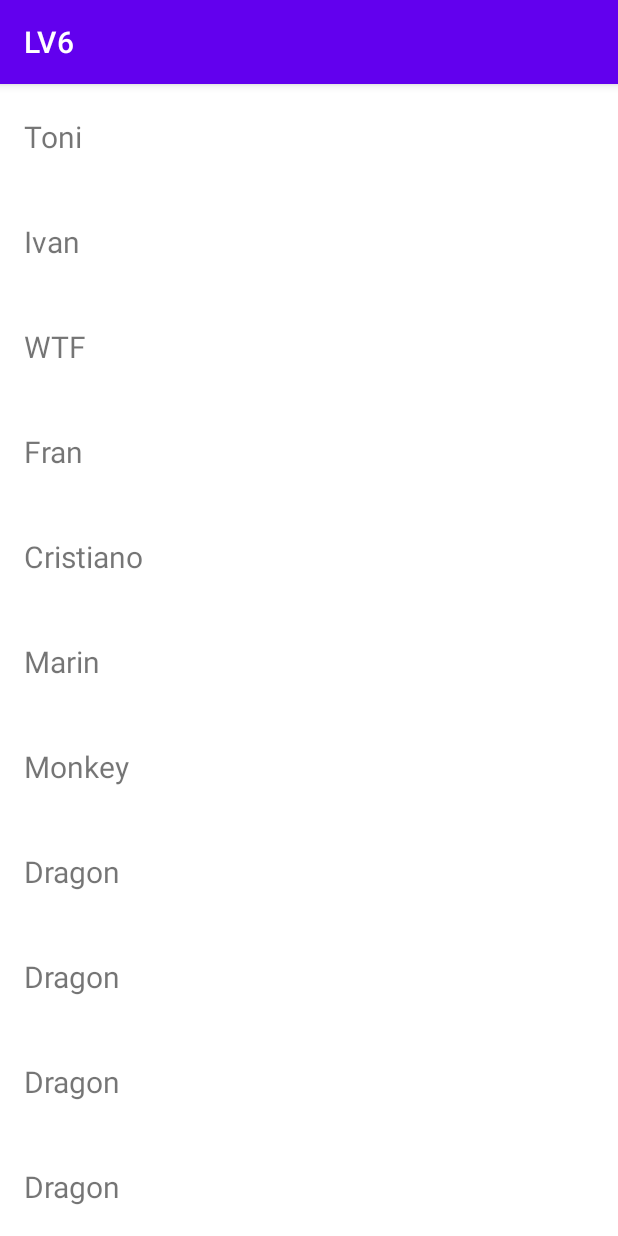
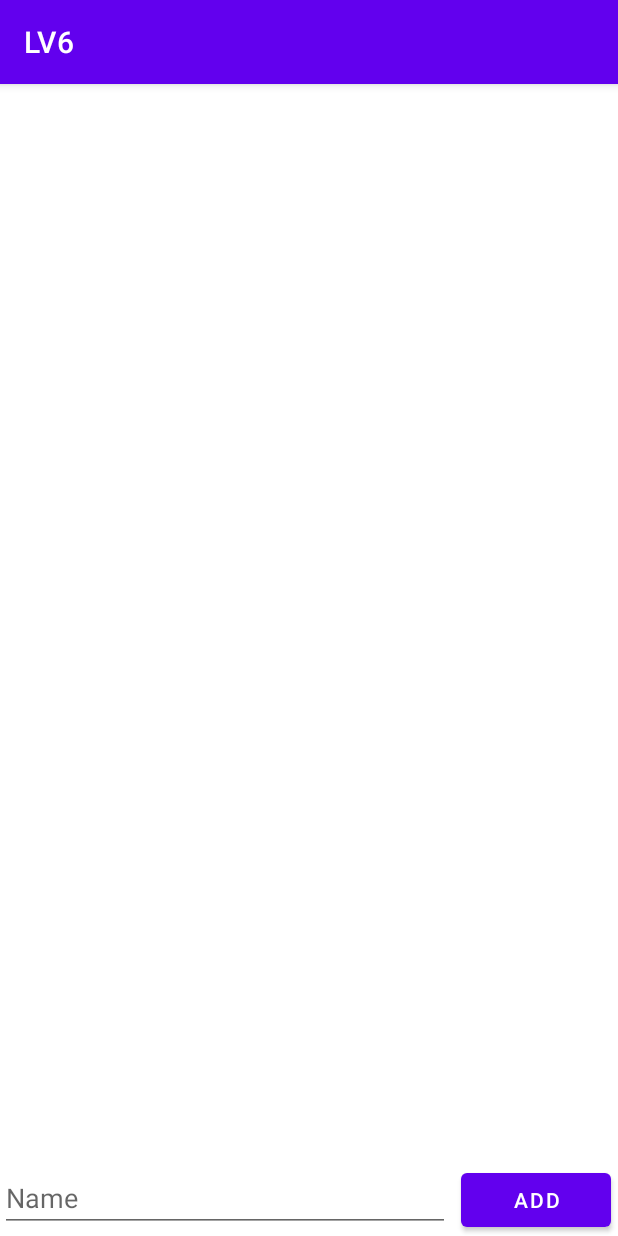
Before and after one commit to tonyprotocols/ORWMA_LV6, an Android app: the screen it shows after launch (MainActivity), on a phone screen of 412 x 824 dp. Run offline under Robolectric (Android 15) with nearby library versions, the phone set to English and light mode, and no system bars.

Commit message:
Homework done

```diff
--- a/app/src/main/java/karimovic/toni/lv6/CustomAdapter.java
+++ /dev/null
@@ -1,65 +0,0 @@
-package karimovic.toni.lv6;
-
-import android.util.Log;
-import android.view.LayoutInflater;
-import android.view.View;
-import android.view.ViewGroup;
-import android.widget.TextView;
-
-import androidx.annotation.NonNull;
-import androidx.recyclerview.widget.RecyclerView;
-
-import java.util.List;
-
-public class CustomAdapter extends RecyclerView.Adapter<CustomAdapter.NameViewHolder> {
-
-    private List<String> listStudent;
-    private NameClickListener nameClickListener;
-    public CustomAdapter(List<String> listStudent, NameClickListener nameClickListener) {
-        this.listStudent = listStudent;
-        this.nameClickListener = nameClickListener;
-    }
-
-    @NonNull
-    @Override
-    public NameViewHolder onCreateViewHolder(@NonNull ViewGroup parent, int viewType) {
-        View listItemVew = LayoutInflater.from(parent.getContext())
-                .inflate(R.layout.list_item, parent, false);
-
-        return new NameViewHolder(listItemVew, nameClickListener);
-    }
-
-    @Override
-    public void onBindViewHolder(@NonNull NameViewHolder holder, int position) {
-        Log.d("onBindViewHolder","Element" + position + "set.");
-
-        holder.setName(listStudent.get(position));
-    }
-
-    @Override
-    public int getItemCount() {
-        return listStudent.size();
-    }
-
-    public static class NameViewHolder extends RecyclerView.ViewHolder implements View.OnClickListener{
-        private final TextView tvList;
-        private NameClickListener nameClickListener;
-        public NameViewHolder(@NonNull View itemView, NameClickListener listener) {
-            super(itemView);
-            nameClickListener = listener;
-
-            tvList = (TextView) itemView.findViewById(R.id.tvList);
-
-            itemView.setOnClickListener(this);
-        }
-
-        public void setName(String name){
-            tvList.setText(name);
-        }
-
-        @Override
-        public void onClick(View v) {
-            nameClickListener.onNameClickListener(getAdapterPosition());
-        }
-    }
-}
--- a/app/src/main/java/karimovic/toni/lv6/MainActivity.java
+++ b/app/src/main/java/karimovic/toni/lv6/MainActivity.java
@@ -5,57 +5,59 @@ import androidx.recyclerview.widget.LinearLayoutManager;
 import androidx.recyclerview.widget.RecyclerView;
 
 import android.os.Bundle;
+import android.text.TextUtils;
 import android.util.Log;
+import android.view.View;
+import android.widget.Button;
+import android.widget.EditText;
+import android.widget.Toast;
 
 import java.util.ArrayList;
 import java.util.List;
 
-public class MainActivity extends AppCompatActivity implements NameClickListener{
-    private RecyclerView rvStudentList;
-    private List<String> listStudent;
+public class MainActivity extends AppCompatActivity implements RemoveClickListener, View.OnClickListener {
+    private RecyclerView recycler;
+    private RecyclerAdapter adapter;
+    private List<String> itemList;
+    private EditText etName;
+    private Button btnAdd;
 
     @Override
     protected void onCreate(Bundle savedInstanceState) {
         super.onCreate(savedInstanceState);
         setContentView(R.layout.activity_main);
-
-        fillListData();
-        setupRecyclerView();
-
-        CustomAdapter customAdapter = new CustomAdapter(listStudent, this);
-        rvStudentList.setAdapter(customAdapter);
+        this.etName=(EditText) findViewById(R.id.etName);
+        this.btnAdd=(Button) findViewById(R.id.btnAdd);
+        setUpRecyclerData();
+        setUpRecyclerView();
+        this.btnAdd.setOnClickListener(this);
     }
 
-    private void setupRecyclerView(){
-        rvStudentList = (RecyclerView) findViewById(R.id.rvStudentList);
-        rvStudentList.setLayoutManager(new LinearLayoutManager(this));
+    private void setUpRecyclerView(){
+        this.recycler=(RecyclerView) findViewById(R.id.rvList);
+        this.recycler.setLayoutManager( new LinearLayoutManager(this));
+        adapter=new RecyclerAdapter(this, itemList);
+        this.recycler.setAdapter(adapter);
+    }
 
-        /*
-        * TODO
-        *  Custom adapter
-        *  setAdapter
-        * */
-    }
-    private void  fillListData(){
-        listStudent = new ArrayList<>();
-        listStudent.add("Toni");
-        listStudent.add("Ivan");
-        listStudent.add("WTF");
-        listStudent.add("Fran");
-        listStudent.add("Cristiano");
-        listStudent.add("Marin");
-        listStudent.add("Monkey");
-        listStudent.add("Dragon");
-        listStudent.add("Dragon");
-        listStudent.add("Dragon");
-        listStudent.add("Dragon");
-        listStudent.add("Dragon");
-        listStudent.add("Dragon");
+    private void setUpRecyclerData(){
+        itemList=new ArrayList<>();
     }
 
     @Override
-    public void onNameClickListener(int position) {
-        Log.d("onNameClickListener","Element" + position + "remove.");
+    public void onRemoveClick(int position) {
+        adapter.removeCell(position);
+    }
 
+    @Override
+    public void onClick(View v) {
+        int position=itemList.size();
+        if(!TextUtils.isEmpty(etName.getText())) {
+            String name = etName.getText().toString();
+            adapter.addNewCell(name, position);
+        }
+        else {
+            Toast.makeText(this,"Insert NAME!!!", Toast.LENGTH_LONG).show();
+        }
     }
 }
--- a/app/src/main/java/karimovic/toni/lv6/NameClickListener.java
+++ /dev/null
@@ -1,5 +0,0 @@
-package karimovic.toni.lv6;
-
-public interface NameClickListener {
-    void onNameClickListener(int position);
-}
--- /dev/null
+++ b/app/src/main/java/karimovic/toni/lv6/RecyclerAdapter.java
@@ -0,0 +1,73 @@
+package karimovic.toni.lv6;
+
+import android.view.LayoutInflater;
+import android.view.View;
+import android.view.ViewGroup;
+import android.widget.ImageButton;
+import android.widget.TextView;
+
+import androidx.annotation.NonNull;
+import androidx.recyclerview.widget.RecyclerView;
+
+import java.util.List;
+
+public class RecyclerAdapter extends RecyclerView.Adapter<RecyclerAdapter.NameViewHolder> {
+    private List<String> List;
+    private RemoveClickListener removeListener;
+
+    public RecyclerAdapter(RemoveClickListener listener, List<String> List){
+        removeListener=listener;
+        this.List=List;
+    }
+
+    @NonNull
+    @Override
+    public NameViewHolder onCreateViewHolder(@NonNull ViewGroup parent, int viewType) {
+        View listItem= LayoutInflater.from(parent.getContext()).inflate(R.layout.list_item, parent, false);
+        return new NameViewHolder(listItem, removeListener);
+    }
+
+    @Override
+    public void onBindViewHolder(@NonNull NameViewHolder holder, int position) {
+        holder.setName(List.get(position));
+    }
+
+    @Override
+    public int getItemCount() {
+        return List.size();
+    }
+
+    public class NameViewHolder extends RecyclerView.ViewHolder implements View.OnClickListener {
+
+        private TextView tvItem;
+        private ImageButton btRemove;
+        private RemoveClickListener removeListener;
+
+        public NameViewHolder(@NonNull View itemView, RemoveClickListener listener) {
+            super(itemView);
+            removeListener=listener;
+            this.tvItem=itemView.findViewById(R.id.tvList);
+            this.btRemove=itemView.findViewById(R.id.btRemove);
+            btRemove.setOnClickListener(this);
+        }
+
+        public void setName(String name){ tvItem.setText(name);}
+
+        @Override
+        public void onClick(View v) { removeListener.onRemoveClick(getAdapterPosition()); }
+    }
+
+    public void addNewCell(String name, int position){
+       if(List.size()>=position) {
+           List.add(position, name);
+           notifyItemInserted(position);
+       }
+    }
+
+    public void removeCell(int position){
+        if (List.size()>position){
+            List.remove(position);
+            notifyItemRemoved(position);
+        }
+    }
+}
--- /dev/null
+++ b/app/src/main/java/karimovic/toni/lv6/RemoveClickListener.java
@@ -0,0 +1,5 @@
+package karimovic.toni.lv6;
+
+public interface RemoveClickListener {
+    void onRemoveClick(int position);
+}
--- a/app/src/main/res/layout/activity_main.xml
+++ b/app/src/main/res/layout/activity_main.xml
@@ -1,15 +1,37 @@
 <?xml version="1.0" encoding="utf-8"?>
-<androidx.constraintlayout.widget.ConstraintLayout xmlns:android="http://schemas.android.com/apk/res/android"
-    xmlns:app="http://schemas.android.com/apk/res-auto"
+<RelativeLayout xmlns:android="http://schemas.android.com/apk/res/android"
+
+xmlns:app="http://schemas.android.com/apk/res-auto"
     xmlns:tools="http://schemas.android.com/tools"
     android:layout_width="match_parent"
     android:layout_height="match_parent"
     tools:context=".MainActivity">
 
     <androidx.recyclerview.widget.RecyclerView
-        android:id="@+id/rvStudentList"
+        android:id="@+id/rvList"
         android:layout_width="match_parent"
-        android:layout_height="match_parent"
-        />
+        android:layout_height="match_parent" />
 
-</androidx.constraintlayout.widget.ConstraintLayout>
+    <LinearLayout
+        android:layout_width="match_parent"
+        android:layout_height="wrap_content"
+        android:layout_alignParentBottom="true"
+        android:orientation="horizontal" >
+
+        <EditText
+            android:id="@+id/etName"
+            android:layout_width="300dp"
+            android:layout_height="wrap_content"
+            android:hint="@string/name">
+        </EditText>
+
+        <Button
+            android:id="@+id/btnAdd"
+            android:layout_width="100dp"
+            android:layout_height="wrap_content"
+           android:layout_marginLeft="7dp"
+            android:text="@string/enterText" >
+        </Button>
+    </LinearLayout>
+
+</RelativeLayout>
--- a/app/src/main/res/values/strings.xml
+++ b/app/src/main/res/values/strings.xml
@@ -1,3 +1,5 @@
 <resources>
     <string name="app_name">LV6</string>
+    <string name="enterText">Add</string>
+    <string name="name">Name</string>
 </resources>
```
Also changed, not shown: app/src/main/res/drawable-anydpi/ic_action_name.xml (added, +16 -0 lines), app/src/main/res/layout/list_item.xml (+11 -0 lines), app/src/main/res/drawable-hdpi/ic_action_name.png (added), app/src/main/res/drawable-mdpi/ic_action_name.png (added), app/src/main/res/drawable-xhdpi/ic_action_name.png (added), app/src/main/res/drawable-xxhdpi/ic_action_name.png (added).
